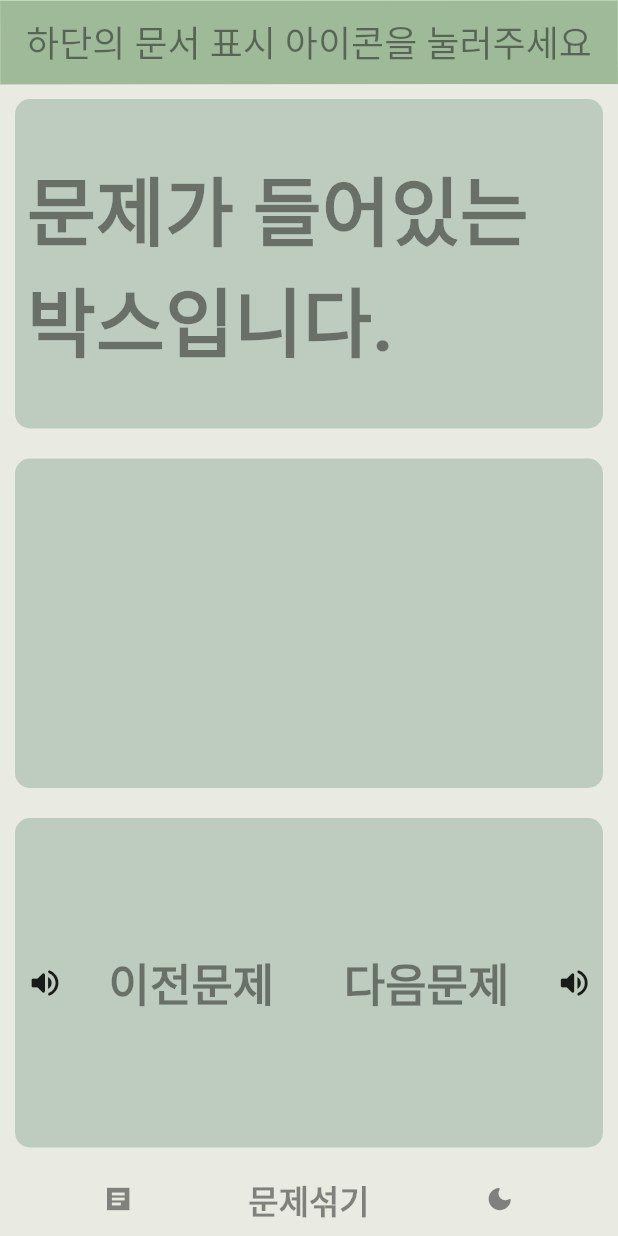
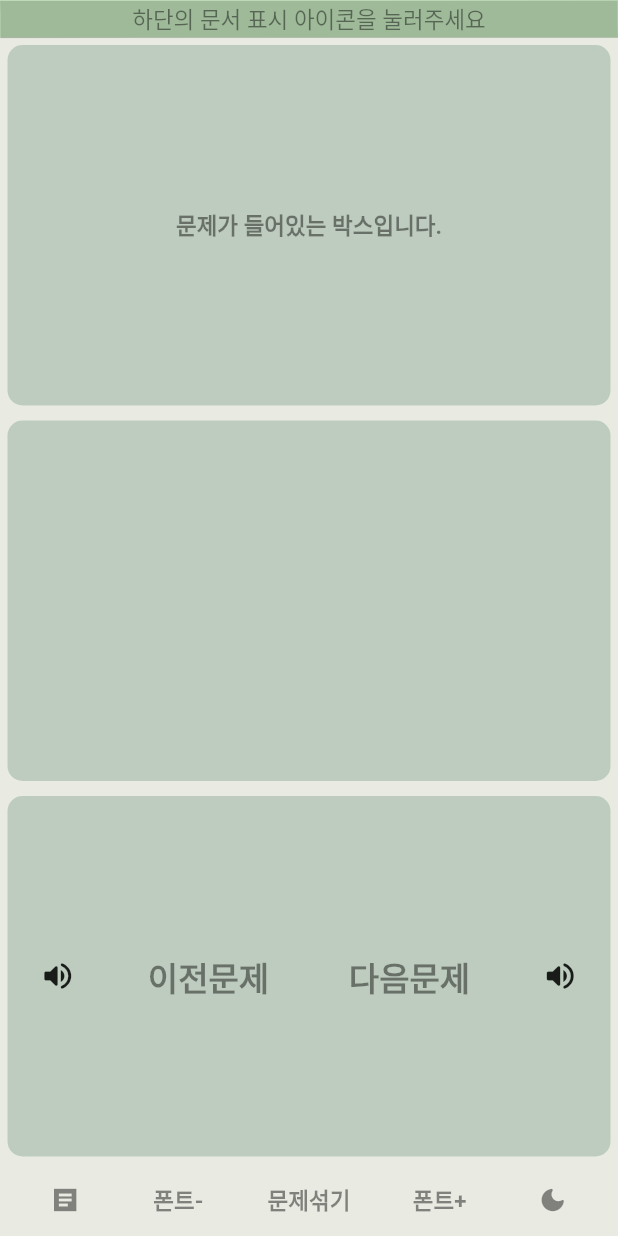
Before and after one commit to crazy2894/flutter_english_study_app, a Flutter app: the screen it shows after launch, after a tap on "This box contains the answer.", on a phone screen of 412 x 824 dp. Run offline on Flutter 3.47's test engine with Material 2 defaults, Android fonts, the phone set to English and light mode, and no system bars; drawn by our look-alikes of auto_size_text; our stand-ins replace file_picker, flutter_tts.

Commit message:
폰트 크기 기능 추가

```diff
--- a/lib/screens/home_screen.dart
+++ b/lib/screens/home_screen.dart
@@ -28,7 +28,7 @@ class _HomeScreenState extends State<HomeScreen> {
   Icon modicon = const Icon(Icons.dark_mode_rounded, color: Colors.black45);
   bool waitingtime = false;
   int countnumber = 0;
-  String textmixingrefer = '문제섞기';
+  int keFs = 15;
 
   //파일 선택 누를시에
   Future<void> pickFile() async {
@@ -149,18 +149,32 @@ class _HomeScreenState extends State<HomeScreen> {
     }
   }
 
+  //폰트사이즈 올리기 내리기
+  void fsup() {
+    setState(() {
+      keFs = keFs + 5;
+    });
+  }
+
+  void fsdown() {
+    setState(() {
+      keFs = keFs - 5;
+    });
+  }
+
   @override
   Widget build(BuildContext context) {
     return Scaffold(
       backgroundColor: color1,
       appBar: AppBar(
+        toolbarHeight: 25,
         centerTitle: true,
         backgroundColor: color2,
         elevation: 0.2,
         title: AutoSizeText(
           headline,
           style: TextStyle(
-            fontSize: 30,
+            fontSize: 15,
             color: myfontcolor,
             fontWeight: FontWeight.w500,
           ),
@@ -180,7 +194,7 @@ class _HomeScreenState extends State<HomeScreen> {
               fit: FlexFit.tight,
               flex: 10,
               child: Container(
-                margin: const EdgeInsets.all(10),
+                margin: const EdgeInsets.all(5),
                 decoration: BoxDecoration(
                     borderRadius: BorderRadius.circular(10),
                     color: const Color.fromARGB(64, 59, 112, 83)),
@@ -228,7 +242,9 @@ class _HomeScreenState extends State<HomeScreen> {
                     color: myfontcolor,
                   ),
                 ),
-                textButtons2(textmixingrefer, mixtheproblem),
+                textButtons2("폰트-", fsdown),
+                textButtons2("문제섞기", mixtheproblem),
+                textButtons2("폰트+", fsup),
                 IconButton(iconSize: 20, onPressed: changemod, icon: modicon),
               ],
             ),
@@ -244,7 +260,7 @@ class _HomeScreenState extends State<HomeScreen> {
       flex: 10,
       child: Container(
         width: double.infinity,
-        margin: const EdgeInsets.all(10),
+        margin: const EdgeInsets.all(5),
         decoration: BoxDecoration(
             borderRadius: BorderRadius.circular(10),
             color: const Color.fromARGB(64, 59, 112, 83)),
@@ -253,7 +269,9 @@ class _HomeScreenState extends State<HomeScreen> {
           child: AutoSizeText(
             textbuttonspressedon,
             style: TextStyle(
-                fontSize: 50, color: myfontcolor, fontWeight: FontWeight.w600),
+                fontSize: keFs + 0,
+                color: myfontcolor,
+                fontWeight: FontWeight.w600),
             maxLines: 111,
           ),
         ),
@@ -267,7 +285,7 @@ class _HomeScreenState extends State<HomeScreen> {
       child: AutoSizeText(
         textbuttonspressedon,
         style: TextStyle(
-            fontSize: 22, color: myfontcolor, fontWeight: FontWeight.w600),
+            fontSize: 15, color: myfontcolor, fontWeight: FontWeight.w600),
         maxLines: 111,
       ),
     );
@@ -276,7 +294,7 @@ class _HomeScreenState extends State<HomeScreen> {
   Flexible everybutton(String text, ifpress) {
     return Flexible(
       fit: FlexFit.tight,
-      flex: 20,
+      flex: 10,
       child: SizedBox(
         width: double.infinity,
         height: double.infinity,
@@ -285,7 +303,7 @@ class _HomeScreenState extends State<HomeScreen> {
           child: AutoSizeText(
             text,
             style: TextStyle(
-              fontSize: 30,
+              fontSize: 22,
               color: myfontcolor,
               fontWeight: FontWeight.w600,
             ),
```
